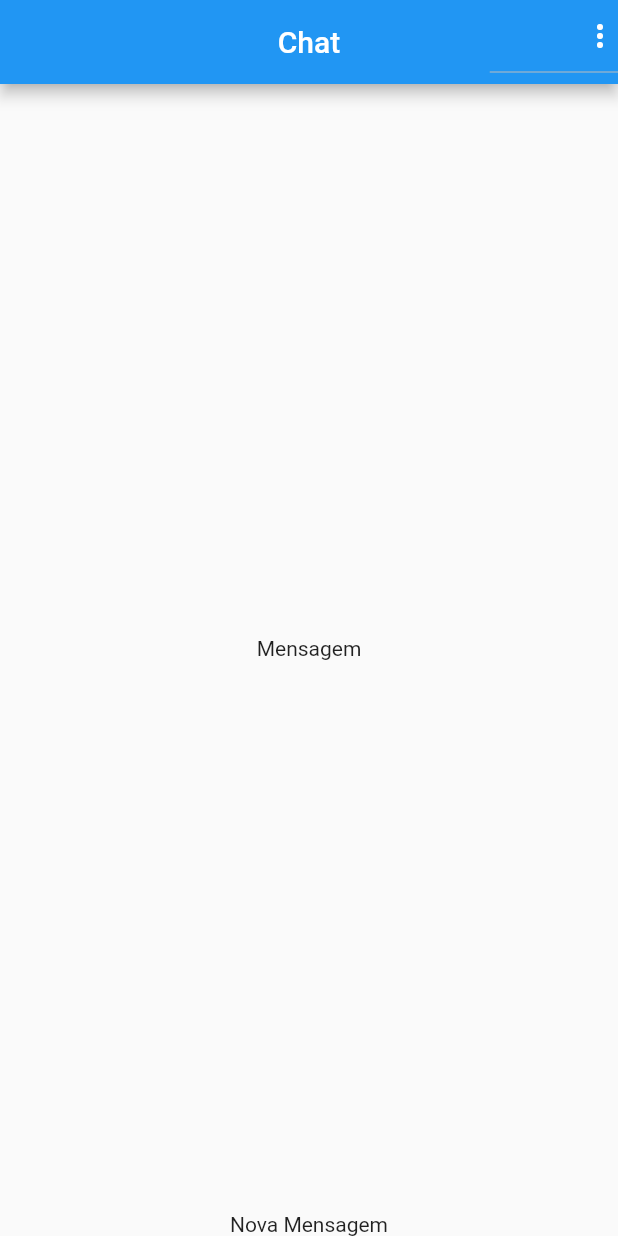
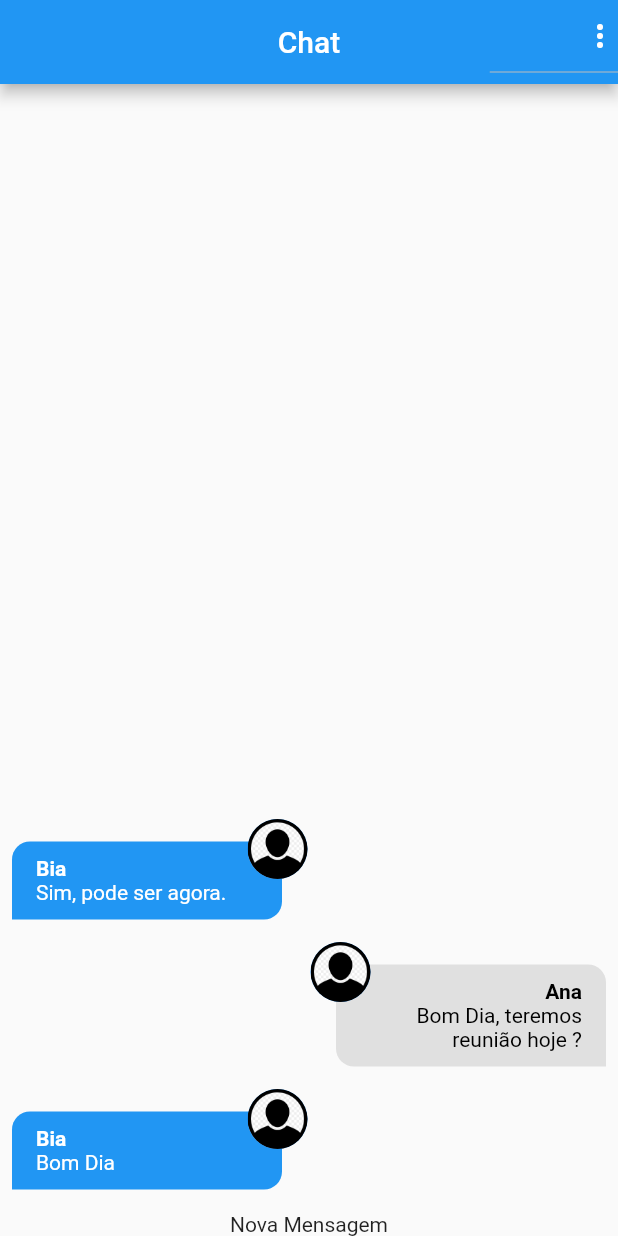
Before and after one commit to Pires1945/AppChatEstudo, a Flutter app: the screen it shows after launch, on a phone screen of 412 x 824 dp. Run offline on Flutter 3.47's test engine with Material 2 defaults, Android fonts, the phone set to English and light mode, and no system bars; our stand-ins replace image_picker; accounts and stored records are empty.

Commit message:
Tela de mensagens

```diff
--- /dev/null
+++ b/lib/components/message_bubble.dart
@@ -0,0 +1,96 @@
+import 'dart:io';
+
+import 'package:chat/core/models/chat_message.dart';
+import 'package:flutter/material.dart';
+
+class MessageBubble extends StatelessWidget {
+  static const _defaultImage = 'assets/images/avatar.png';
+  final ChatMessage message;
+  final bool belongsToCurrentUser;
+
+  const MessageBubble({
+    required this.message,
+    required this.belongsToCurrentUser,
+    super.key,
+  });
+
+  Widget _showUserImage(String imageUrl) {
+    ImageProvider? provider;
+    final uri = Uri.parse(imageUrl);
+
+    if (uri.path.contains(_defaultImage)) {
+      provider = const AssetImage(_defaultImage);
+    } else if (uri.scheme.contains('http')) {
+      provider = NetworkImage(uri.toString());
+    } else {
+      provider = FileImage(File(uri.toString()));
+    }
+
+    return CircleAvatar(
+      backgroundImage: provider,
+    );
+  }
+
+  @override
+  Widget build(BuildContext context) {
+    return Stack(
+      children: [
+        Row(
+          mainAxisAlignment: belongsToCurrentUser
+              ? MainAxisAlignment.end
+              : MainAxisAlignment.start,
+          children: [
+            Container(
+              margin: const EdgeInsets.symmetric(vertical: 15, horizontal: 8),
+              padding: const EdgeInsets.symmetric(vertical: 10, horizontal: 16),
+              width: 180,
+              decoration: BoxDecoration(
+                color: belongsToCurrentUser
+                    ? Colors.grey.shade300
+                    : Theme.of(context).primaryColor,
+                borderRadius: BorderRadius.only(
+                  topLeft: const Radius.circular(12),
+                  topRight: const Radius.circular(12),
+                  bottomLeft: belongsToCurrentUser
+                      ? const Radius.circular(12)
+                      : const Radius.circular(0),
+                  bottomRight: belongsToCurrentUser
+                      ? const Radius.circular(0)
+                      : const Radius.circular(12),
+                ),
+              ),
+              child: Column(
+                crossAxisAlignment: belongsToCurrentUser
+                    ? CrossAxisAlignment.end
+                    : CrossAxisAlignment.start,
+                children: [
+                  Text(
+                    message.userName,
+                    style: TextStyle(
+                        fontWeight: FontWeight.bold,
+                        color:
+                            belongsToCurrentUser ? Colors.black : Colors.white),
+                  ),
+                  Text(
+                    message.text,
+                    textAlign:
+                        belongsToCurrentUser ? TextAlign.right : TextAlign.left,
+                    style: TextStyle(
+                        color:
+                            belongsToCurrentUser ? Colors.black : Colors.white),
+                  ),
+                ],
+              ),
+            ),
+          ],
+        ),
+        Positioned(
+          top: 0,
+          left: belongsToCurrentUser ? null : 165,
+          right: belongsToCurrentUser ? 165 : null,
+          child: _showUserImage(message.userImageUrl),
+        ),
+      ],
+    );
+  }
+}
--- a/lib/components/messages.dart
+++ b/lib/components/messages.dart
@@ -1,3 +1,7 @@
+import 'package:chat/components/message_bubble.dart';
+import 'package:chat/core/models/chat_message.dart';
+import 'package:chat/core/services/auth/auth_service.dart';
+import 'package:chat/core/services/chat/chat_service.dart';
 import 'package:flutter/material.dart';
 
 class Messages extends StatelessWidget {
@@ -5,8 +9,33 @@ class Messages extends StatelessWidget {
 
   @override
   Widget build(BuildContext context) {
-    return Center(
-      child: Text('Mensagem'),
+    final currentUser = AuthService().currentUser;
+    return StreamBuilder<List<ChatMessage>>(
+      stream: ChatService().messagesStream(),
+      builder: (context, snapshot) {
+        if (snapshot.connectionState == ConnectionState.waiting) {
+          return const Center(
+            child: CircularProgressIndicator(),
+          );
+        } else if (!snapshot.hasData || snapshot.data!.isEmpty) {
+          return const Center(
+            child: Text('Sem dados'),
+          );
+        } else {
+          final msgs = snapshot.data!;
+          return ListView.builder(
+            reverse: true,
+            itemCount: msgs.length,
+            itemBuilder: (context, index) => Container(
+              child: MessageBubble(
+                key: ValueKey(msgs[index].id),
+                message: msgs[index],
+                belongsToCurrentUser: currentUser?.id == msgs[index].userId,
+              ),
+            ),
+          );
+        }
+      },
     );
   }
 }
--- a/lib/core/services/auth/auth_mock_service.dart
+++ b/lib/core/services/auth/auth_mock_service.dart
@@ -8,9 +8,9 @@ import 'package:chat/core/services/auth/auth_service.dart';
 class AuthMockService implements AuthService {
   // ignore: prefer_const_constructors
   static final _defaultUser = ChatUser(
-    id: '1',
-    name: 'Teste',
-    email: 'teste@gmail.com',
+    id: '456',
+    name: 'Ana',
+    email: 'ana@gmail.com',
     imageUrl: 'assets/images/avatar.png',
   );
 
--- /dev/null
+++ b/lib/core/services/chat/chat_mock_service.dart
@@ -0,0 +1,60 @@
+import 'dart:async';
+import 'dart:math';
+
+import 'package:chat/core/models/chat_message.dart';
+import 'package:chat/core/models/chat_user.dart';
+import 'package:chat/core/services/chat/chat_service.dart';
+
+class ChatMockService implements ChatService {
+  static final List<ChatMessage> _msgs = [
+    ChatMessage(
+      id: '1',
+      text: 'Bom Dia',
+      createdAt: DateTime.now(),
+      userId: '123',
+      userName: 'Bia',
+      userImageUrl: 'assets/images/avatar.png',
+    ),
+    ChatMessage(
+      id: '2',
+      text: 'Bom Dia, teremos reunião hoje ?',
+      createdAt: DateTime.now(),
+      userId: '456',
+      userName: 'Ana',
+      userImageUrl: 'assets/images/avatar.png',
+    ),
+    ChatMessage(
+      id: '1',
+      text: 'Sim, pode ser agora.',
+      createdAt: DateTime.now(),
+      userId: '123',
+      userName: 'Bia',
+      userImageUrl: 'assets/images/avatar.png',
+    ),
+  ];
+  static MultiStreamController<List<ChatMessage>>? _controller;
+
+  static final _msgsStream = Stream<List<ChatMessage>>.multi((controller) {
+    _controller = controller;
+    controller.add(_msgs);
+  });
+  @override
+  Stream<List<ChatMessage>> messagesStream() {
+    return _msgsStream;
+  }
+
+  @override
+  Future<ChatMessage> save(String text, ChatUser user) async {
+    final newMessage = ChatMessage(
+      id: Random().nextDouble().toString(),
+      text: text,
+      createdAt: DateTime.now(),
+      userId: user.id,
+      userName: user.name,
+      userImageUrl: user.imageUrl,
+    );
+    _msgs.add(newMessage);
+    _controller?.add(_msgs);
+    return newMessage;
+  }
+}
--- /dev/null
+++ b/lib/core/services/chat/chat_service.dart
@@ -0,0 +1,12 @@
+import 'package:chat/core/models/chat_message.dart';
+import 'package:chat/core/models/chat_user.dart';
+import 'package:chat/core/services/chat/chat_mock_service.dart';
+
+abstract class ChatService {
+  Stream<List<ChatMessage>> messagesStream();
+  Future<ChatMessage> save(String text, ChatUser user);
+
+  factory ChatService() {
+    return ChatMockService();
+  }
+}
```
